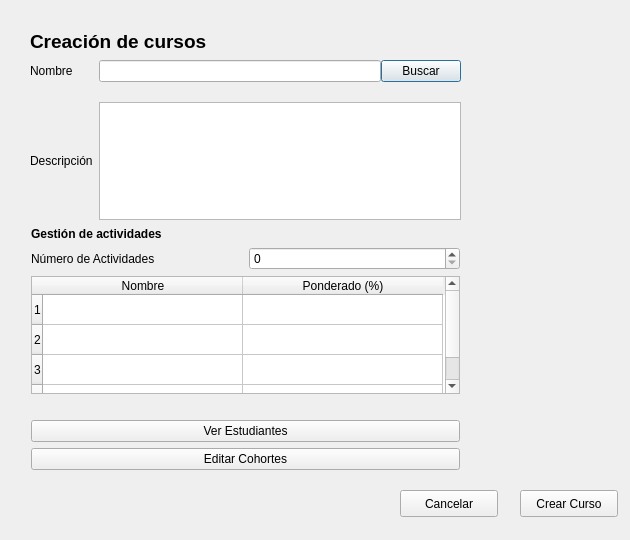
Qt form SGC/Vista/CrearCurso.ui (fernandosanchez1128/SGC) before a commit.
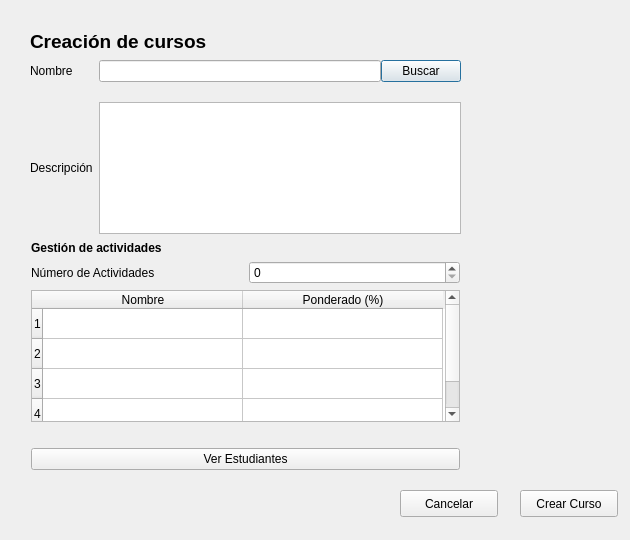
The same form after that commit.

Commit message: correccion LogicaCohorte para numCohortes correccion basetest sin conflicto Hecho VerEstudiantes

Patch:
```diff
--- a/SGC/Vista/CrearCurso.ui
+++ b/SGC/Vista/CrearCurso.ui
@@ -166,13 +166,6 @@
         </property>
        </widget>
       </item>
-      <item>
-       <widget class="QPushButton" name="btCohortes">
-        <property name="text">
-         <string>Editar Cohortes</string>
-        </property>
-       </widget>
-      </item>
      </layout>
     </item>
    </layout>
```
The commit also changes 13 other files.
